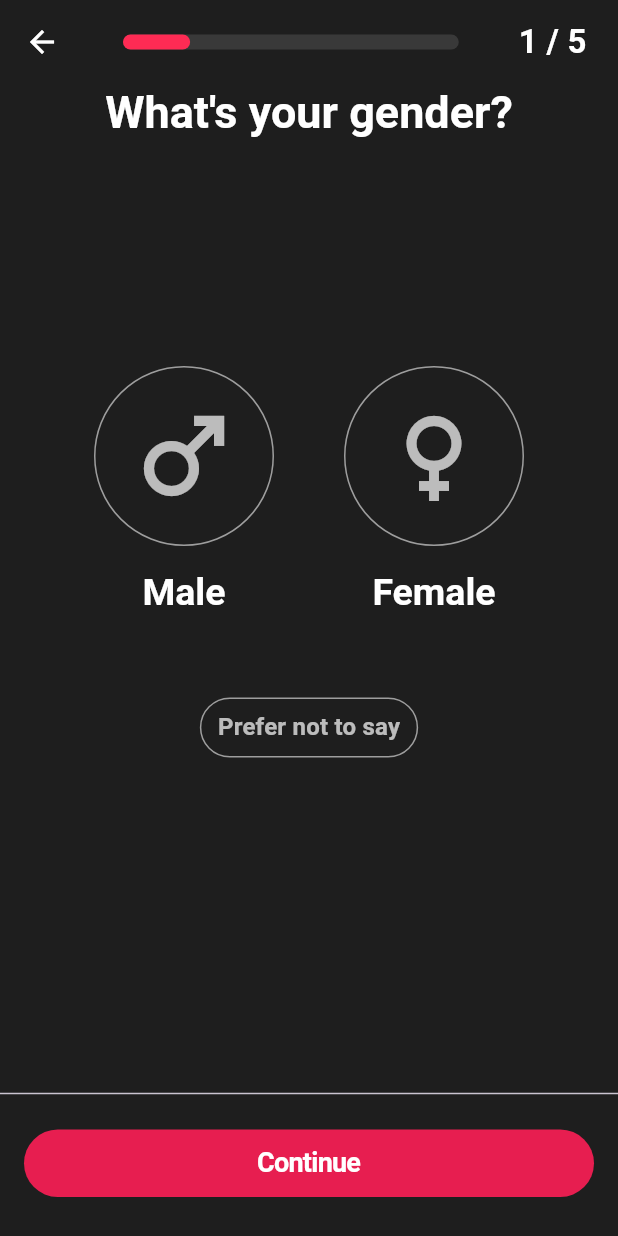
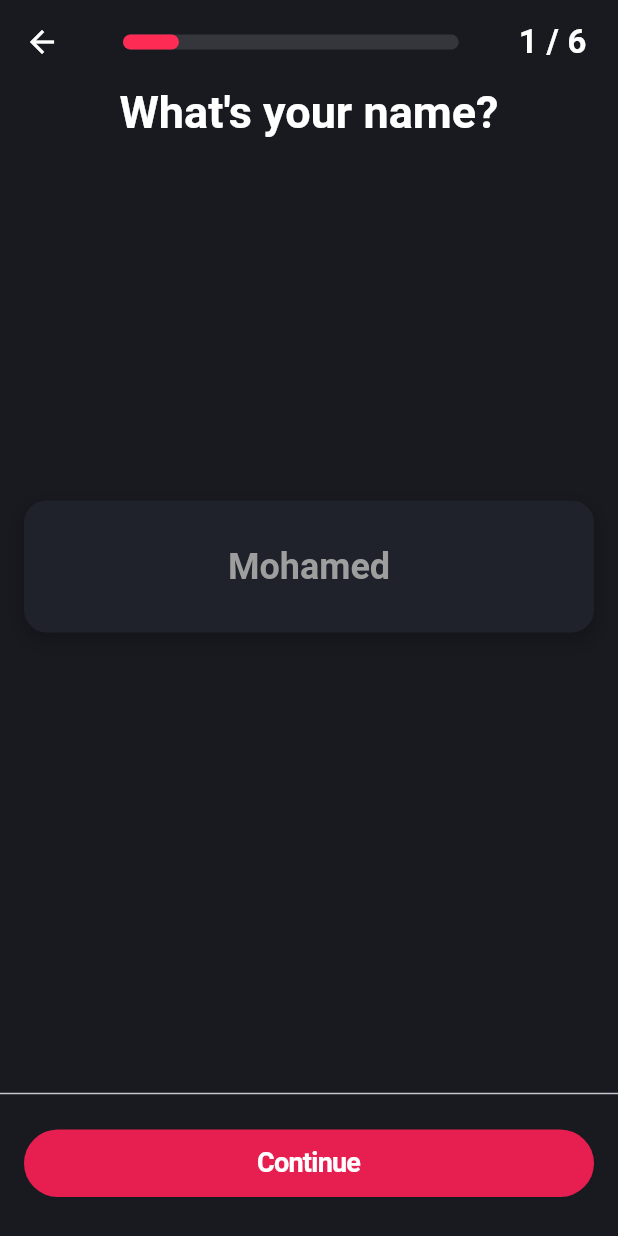
Before and after one commit to mohamedgomaa20/AZ-HealthCare-App, a Flutter app: the OnboardingProfileSetupView screen opened by its route, on a phone screen of 412 x 824 dp. Run offline on Flutter 3.47's test engine with Material 3 defaults, Android fonts, the phone set to English and light mode, and no system bars; our stand-ins replace bloc, cached_network_image, conditional_builder_null_safety, dio, flutter_bloc, flutter_svg and 6 more; accounts and stored records are empty.

Commit message:
adding name view

```diff
--- a/lib/core/widgets/custom_text_form_field.dart
+++ b/lib/core/widgets/custom_text_form_field.dart
@@ -52,6 +52,8 @@ class CustomTextFormField extends StatelessWidget {
         focusedBorder: buildBorder(),
         enabledBorder: buildBorder(),
         disabledBorder: buildBorder(),
+        focusedErrorBorder: buildBorder(),
+
         errorBorder: OutlineInputBorder(),
       ),
     );
--- a/lib/features/onboarding_profile_setup/presentation/data/profile_setup_cubit/onboarding_profile_setup_cubit.dart
+++ b/lib/features/onboarding_profile_setup/presentation/data/profile_setup_cubit/onboarding_profile_setup_cubit.dart
@@ -45,7 +45,15 @@ class OnboardingProfileSetupCubit extends Cubit<OnboardingProfileSetupStates> {
     }
   }
 
-  ///gender view
+  /// ================= birthday View Logic =================
+  String? name;
+
+  void updateName(String newName) {
+    name = newName;
+    emit(OnboardingProfileSetupSuccessState());
+  }
+
+  /// ================= gender View Logic =================
   Gender? get selectedGender {
     switch (gender) {
       case 'Male':
@@ -61,8 +69,7 @@ class OnboardingProfileSetupCubit extends Cubit<OnboardingProfileSetupStates> {
 
   /////////////////////////////////////////////////////
   /////////////////////////////////////////////////////
-
-  /// birthday view
+  /// ================= birthday View Logic =================
   /////////////////
   int currentDayIndex = 0;
   int currentMonthIndex = 0;
@@ -189,6 +196,7 @@ class OnboardingProfileSetupCubit extends Cubit<OnboardingProfileSetupStates> {
     currentWeightIndex = index;
     emit(OnboardingProfileSetupSuccessState());
   }
+
   double get convertedWeightInKg =>
       selectedWeightUnit == 'lb' ? selectedWeight * 0.453592 : selectedWeight;
 
@@ -206,7 +214,10 @@ class OnboardingProfileSetupCubit extends Cubit<OnboardingProfileSetupStates> {
   int currentHeightIndex = 0;
   String selectedHeightUnit = 'cm';
   FixedExtentScrollController? heightController;
-  final List<double> heights = List.generate(151, (index) => 100.0 + index); // 100 to 250 cm
+  final List<double> heights = List.generate(
+    151,
+    (index) => 100.0 + index,
+  ); // 100 to 250 cm
   bool isHeightPickerInitialized = false;
 
   void initHeightPicker({double? initialHeight, String initialUnit = 'cm'}) {
@@ -247,11 +258,10 @@ class OnboardingProfileSetupCubit extends Cubit<OnboardingProfileSetupStates> {
     return "$feet'$inches\"";
   }
 
-
   /////////////////////////////////////////////////////
   /////////////////////////////////////////////////////
 
-// ================= Reminder View Logic =================
+  /// ================= Reminder View Logic =================
 
   TimeOfDay selectedReminderTime = TimeOfDay.now();
   String selectedPeriod = 'AM'; // AM or PM
@@ -265,8 +275,14 @@ class OnboardingProfileSetupCubit extends Cubit<OnboardingProfileSetupStates> {
   FixedExtentScrollController? hourController;
   FixedExtentScrollController? minuteController;
 
-  final List<String> hours = List.generate(12, (i) => (i + 1).toString().padLeft(2, '0')); // 01-12
-  final List<String> minutes = List.generate(60, (i) => i.toString().padLeft(2, '0')); // 00-59
+  final List<String> hours = List.generate(
+    12,
+    (i) => (i + 1).toString().padLeft(2, '0'),
+  ); // 01-12
+  final List<String> minutes = List.generate(
+    60,
+    (i) => i.toString().padLeft(2, '0'),
+  ); // 00-59
 
   bool isReminderInitialized = false;
 
@@ -279,11 +295,17 @@ class OnboardingProfileSetupCubit extends Cubit<OnboardingProfileSetupStates> {
     selectedMinute = time.minute;
     selectedPeriod = time.period == DayPeriod.am ? 'AM' : 'PM';
 
-    currentHourIndex = hours.indexOf(selectedHour.toString().padLeft(2, '0')).clamp(0, hours.length - 1);
-    currentMinuteIndex = minutes.indexOf(selectedMinute.toString().padLeft(2, '0')).clamp(0, minutes.length - 1);
+    currentHourIndex = hours
+        .indexOf(selectedHour.toString().padLeft(2, '0'))
+        .clamp(0, hours.length - 1);
+    currentMinuteIndex = minutes
+        .indexOf(selectedMinute.toString().padLeft(2, '0'))
+        .clamp(0, minutes.length - 1);
 
     hourController = FixedExtentScrollController(initialItem: currentHourIndex);
-    minuteController = FixedExtentScrollController(initialItem: currentMinuteIndex);
+    minuteController = FixedExtentScrollController(
+      initialItem: currentMinuteIndex,
+    );
 
     isReminderInitialized = true;
   }
--- a/lib/features/onboarding_profile_setup/presentation/views/onboarding_profile_setup_view.dart
+++ b/lib/features/onboarding_profile_setup/presentation/views/onboarding_profile_setup_view.dart
@@ -13,8 +13,13 @@ class OnboardingProfileSetupView extends StatelessWidget {
   Widget build(BuildContext context) {
     return BlocProvider(
       create:
-          (context) => OnboardingProfileSetupCubit()..initBirthdayControllers()  ..initWeightPicker(),
-      child: Scaffold(body: const OnboardingProfileSetupViewBody()),
+          (context) =>
+              OnboardingProfileSetupCubit()
+                ..initBirthdayControllers()
+                ..initWeightPicker(),
+      child: Scaffold(
+          resizeToAvoidBottomInset: false,
+          body: const OnboardingProfileSetupViewBody()),
     );
   }
 }
--- /dev/null
+++ b/lib/features/onboarding_profile_setup/presentation/views/widgets/name_view.dart
@@ -0,0 +1,96 @@
+import 'package:az_health_care/core/constants.dart';
+import 'package:az_health_care/core/utils/app_colors.dart';
+import 'package:flutter/material.dart';
+import 'package:flutter/services.dart';
+
+class NameView extends StatefulWidget {
+  final ValueChanged<String> onNameSubmitted;
+  final String? initialName;
+
+  const NameView({super.key, required this.onNameSubmitted, this.initialName});
+
+  @override
+  State<NameView> createState() => _NameViewState();
+}
+
+class _NameViewState extends State<NameView> {
+  late TextEditingController _nameController;
+
+  @override
+  void initState() {
+    super.initState();
+    _nameController = TextEditingController(text: widget.initialName);
+    _nameController.addListener(_onNameChanged);
+  }
+
+  @override
+  void dispose() {
+    _nameController.removeListener(_onNameChanged);
+    _nameController.dispose();
+    super.dispose();
+  }
+
+  void _onNameChanged() {
+    widget.onNameSubmitted(_nameController.text);
+  }
+
+  @override
+  Widget build(BuildContext context) {
+    return Padding(
+      padding: const EdgeInsets.symmetric(horizontal: kHorizontalPadding),
+      child: Column(
+        crossAxisAlignment: CrossAxisAlignment.center,
+        children: [
+          Text(
+            "What's your name?",
+            textAlign: TextAlign.center,
+            style: Theme.of(context).textTheme.headlineLarge?.copyWith(
+              color: Colors.white,
+              fontWeight: FontWeight.bold,
+            ),
+          ),
+          SizedBox(height: 40),
+          const Spacer(flex: 2),
+
+          Container(
+            padding: const EdgeInsets.symmetric(horizontal: 20, vertical: 20),
+            decoration: BoxDecoration(
+              color: AppColors.buttonColor,
+              // color: Colors.grey[850],
+              borderRadius: BorderRadius.circular(15),
+              boxShadow: [
+                BoxShadow(
+                  color: Colors.black.withValues(alpha: 0.2),
+                  spreadRadius: 2,
+                  blurRadius: 10,
+                  offset: const Offset(0, 5),
+                ),
+              ],
+            ),
+            child: TextField(
+              controller: _nameController,
+              textAlign: TextAlign.center,
+              style: Theme.of(context).textTheme.headlineMedium?.copyWith(
+                color: Colors.white,
+                fontWeight: FontWeight.bold,
+              ),
+              cursorColor: Theme.of(context).primaryColor,
+              decoration: const InputDecoration(
+                hintText: 'Mohamed',
+                hintStyle: TextStyle(color: Colors.grey),
+                border: InputBorder.none,
+              ),
+              keyboardType: TextInputType.name,
+              textCapitalization: TextCapitalization.words,
+              inputFormatters: [
+                LengthLimitingTextInputFormatter(50), // maximum length
+              ],
+            ),
+          ),
+
+          const Spacer(flex: 3),
+        ],
+      ),
+    );
+  }
+}
--- a/lib/features/onboarding_profile_setup/presentation/views/widgets/onboarding_profile_setup_view_body.dart
+++ b/lib/features/onboarding_profile_setup/presentation/views/widgets/onboarding_profile_setup_view_body.dart
@@ -11,6 +11,7 @@ import 'birthday_view.dart';
 import 'creating_account_dialog_loading.dart';
 import 'gender_view.dart';
 import 'height_view.dart';
+import 'name_view.dart';
 
 class OnboardingProfileSetupViewBody extends StatelessWidget {
   const OnboardingProfileSetupViewBody({super.key});
@@ -19,6 +20,13 @@ class OnboardingProfileSetupViewBody extends StatelessWidget {
     final cubit = OnboardingProfileSetupCubit.get(context);
 
     return [
+      NameView(
+        key: const PageStorageKey('NameScreen'),
+        initialName: cubit.name,
+        onNameSubmitted: (name) {
+          cubit.updateName(name);
+        },
+      ),
       GenderView(
         key: const PageStorageKey('GenderScreen'),
         selectedGender: cubit.selectedGender,
@@ -39,13 +47,8 @@ class OnboardingProfileSetupViewBody extends StatelessWidget {
 
       const BirthdayView(key: PageStorageKey('BirthdayScreen')),
       WeightView(key: const PageStorageKey('WeightScreen')),
-      HeightView(
-        key: const PageStorageKey('HeightScreen'),
-
-      ),
-      ReminderView(
-        key: const PageStorageKey('ReminderScreen'),
-       ),
+      HeightView(key: const PageStorageKey('HeightScreen')),
+      ReminderView(key: const PageStorageKey('ReminderScreen')),
     ];
   }
 
--- a/lib/main.dart
+++ b/lib/main.dart
@@ -81,21 +81,14 @@ class AZHealthCareApp extends StatelessWidget {
       debugShowCheckedModeBanner: false,
       theme: ThemeData(
         brightness: Brightness.light,
-        // تفعيل الـ Dark Mode للتطبيق بالكامل
         primaryColor: const Color(0xFFFE2B54),
-        // اللون الأحمر الأساسي
         hintColor: const Color(0xFFFE2B54),
-        // لتلوين الـ TextField وغيره
-        scaffoldBackgroundColor: const Color(0xFF1E1E1E),
-        // خلفية داكنة
-        // scaffoldBackgroundColor: AppColors.backgroundColor,
+        // scaffoldBackgroundColor: const Color(0xFF1E1E1E),
+        scaffoldBackgroundColor: AppColors.backgroundColor,
         appBarTheme: const AppBarTheme(
           backgroundColor: Colors.transparent,
-          // لجعل الـ AppBar شفاف
           elevation: 0,
-          // إزالة الظل
           iconTheme: IconThemeData(color: Colors.white),
-          // لون الأيقونات في الـ AppBar
           titleTextStyle: TextStyle(
             color: Colors.white,
             fontSize: 20,
@@ -128,10 +121,8 @@ class AZHealthCareApp extends StatelessWidget {
         elevatedButtonTheme: ElevatedButtonThemeData(
           style: ElevatedButton.styleFrom(
             backgroundColor: const Color(0xFFFE2B54),
-            // لون زر "Continue"
-            foregroundColor: Colors.white,
-            // لون النص داخل الزر
-            padding: const EdgeInsets.symmetric(vertical: 16),
+             foregroundColor: Colors.white,
+             padding: const EdgeInsets.symmetric(vertical: 16),
             shape: RoundedRectangleBorder(
               borderRadius: BorderRadius.circular(12),
             ),
```
Lines whose indentation alone changed are shown as unchanged.
